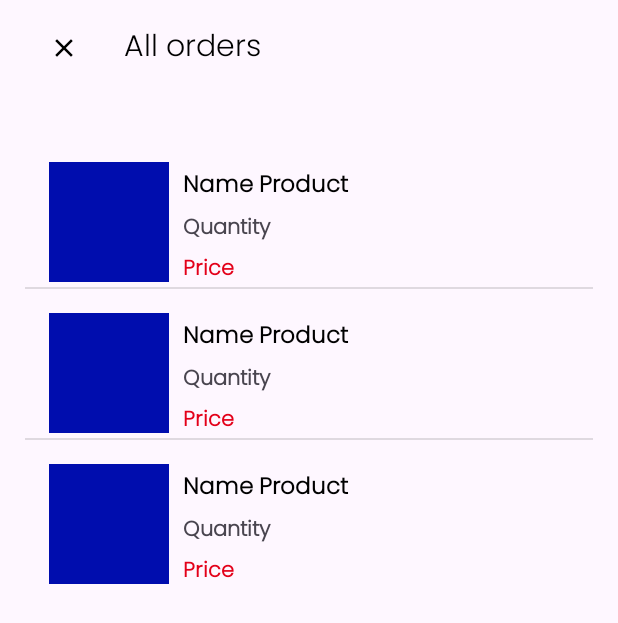
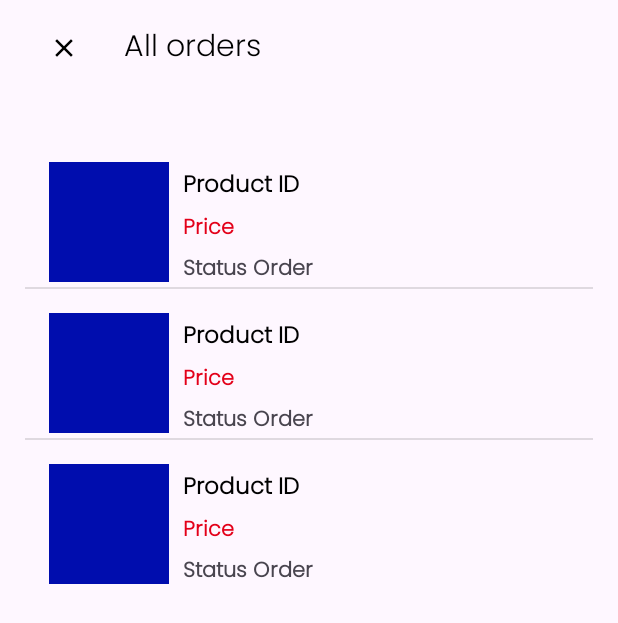
Before and after one commit to tungha262/baitaplon, an Android app: the layout fragment_orders.xml on its own in the app's theme, with its tools: preview values and no code run, on a phone screen of 412 x 824 dp. Shown: the top 623 px of the screen. Run offline under Robolectric (Android 15) with nearby library versions, the phone set to English and light mode, and no system bars; network calls fail.

Commit message:
All orders

```diff
--- a/app/src/main/java/com/example/baitaplon/fragments/shopping/CheckoutFragment.kt
+++ b/app/src/main/java/com/example/baitaplon/fragments/shopping/CheckoutFragment.kt
@@ -56,7 +56,6 @@ class CheckoutFragment : Fragment() {
         val address = binding.edAddress.text.toString()
         val phoneNumber = binding.edPhone.text.toString()
         val email = userManager.getCurrentUser()?.email
-
         // Validate input fields
         if (email != null) {
             if (email.isEmpty() || fullName.isEmpty() || address.isEmpty()|| phoneNumber.isEmpty()) {
@@ -65,7 +64,6 @@ class CheckoutFragment : Fragment() {
                 return
             }
         }
-
         // Create a JSON object with the order data
         val orderData = JSONObject().apply {
             put("orderLabel", orderLabel)
@@ -76,7 +74,6 @@ class CheckoutFragment : Fragment() {
             put("totalAmount", totalPrice?.toInt())
             put("token","")
         }
-
 
         serverService.createOrder(orderData, object : ServerService.ServerCallback {
             override fun onSuccess(response: JSONObject) {
--- a/app/src/main/java/com/example/baitaplon/fragments/shopping/ProfileFragment.kt
+++ b/app/src/main/java/com/example/baitaplon/fragments/shopping/ProfileFragment.kt
@@ -52,5 +52,9 @@ class ProfileFragment : Fragment(R.layout.fragment_profile) {
             bundle.putParcelable("user", user)
             findNavController().navigate(R.id.action_profileFragment_to_profileDetailFragment, bundle)
         }
+        binding.tvAllOrders.setOnClickListener {
+            findNavController().navigate(R.id.action_profileFragment_to_orderFragment)
+        }
+
     }
 }
--- a/app/src/main/res/layout/fragment_cart.xml
+++ b/app/src/main/res/layout/fragment_cart.xml
@@ -70,7 +70,7 @@
         android:layout_width="match_parent"
         android:layout_height="wrap_content"
         android:indeterminate="true"
-        android:visibility="invisible"
+        android:visibility="visible"
         app:layout_constraintTop_toBottomOf="@id/toolbarCart"
         app:layout_constraintStart_toStartOf="parent"
         app:layout_constraintEnd_toEndOf="parent" />
@@ -180,6 +180,7 @@
             app:layout_constraintTop_toTopOf="parent" />
 
         <TextView
+            android:id="@+id/tvEmptyCart"
             android:layout_width="wrap_content"
             android:layout_height="wrap_content"
             android:fontFamily="@font/poppins_light"
--- a/app/src/main/res/layout/order_item.xml
+++ b/app/src/main/res/layout/order_item.xml
@@ -22,37 +22,22 @@
             app:layout_constraintTop_toTopOf="parent" />
 
         <TextView
-            android:id="@+id/tvProductCartName"
+            android:id="@+id/tvProductCartID"
             android:layout_width="0dp"
             android:layout_height="wrap_content"
             android:layout_marginStart="9dp"
             android:layout_marginTop="3dp"
+            android:layout_marginLeft="8dp"
             android:fontFamily="@font/poppins_light"
-            android:text="Name Product"
+            android:text="Product ID"
             android:textColor="@color/black"
             android:textSize="15sp"
             android:textStyle="bold"
-            android:layout_marginLeft="8dp"
             app:layout_constraintStart_toEndOf="@id/imageCartProduct"
             app:layout_constraintTop_toTopOf="@id/imageCartProduct"
             android:lines="1"
             app:layout_constraintWidth_percent="0.7" />
 
-        <TextView
-            android:id="@+id/tvProductCartQuantity"
-            android:layout_width="0dp"
-            android:layout_height="wrap_content"
-            android:layout_marginStart="9dp"
-            android:layout_marginTop="4dp"
-            android:fontFamily="@font/poppins_light"
-            android:text="Quantity"
-            android:textSize="14sp"
-            app:layout_constraintStart_toEndOf="@id/imageCartProduct"
-            app:layout_constraintTop_toBottomOf="@id/tvProductCartName"
-
-            app:layout_constraintHorizontal_bias="0"
-            android:textStyle="bold"
-            app:layout_constraintWidth_percent="0.7" />
         <TextView
             android:id="@+id/tvProductCartPrice"
             android:layout_width="0dp"
@@ -63,10 +48,23 @@
             android:text="Price"
             android:textColor="#E30019"
             android:textSize="14sp"
+            android:textStyle="bold"
             app:layout_constraintStart_toEndOf="@id/imageCartProduct"
-            app:layout_constraintTop_toBottomOf="@id/tvProductCartQuantity"
-            app:layout_constraintHorizontal_bias="0"
+            app:layout_constraintTop_toBottomOf="@id/tvProductCartID"
+            app:layout_constraintWidth_percent="0.7" />
+
+        <TextView
+            android:id="@+id/tvProductCartStatusOrder"
+            android:layout_width="0dp"
+            android:layout_height="wrap_content"
+            android:layout_marginStart="9dp"
+            android:layout_marginTop="4dp"
+            android:fontFamily="@font/poppins_light"
+            android:text="Status Order"
+            android:textSize="14sp"
             android:textStyle="bold"
+            app:layout_constraintStart_toEndOf="@id/imageCartProduct"
+            app:layout_constraintTop_toBottomOf="@id/tvProductCartPrice"
             app:layout_constraintWidth_percent="0.7" />
 
 
```
Also changed, not shown: app/src/main/java/com/example/baitaplon/adapter/OrderAdapter.kt (added, +36 -0 lines), app/src/main/java/com/example/baitaplon/data/OrderItem.kt (added, +7 -0 lines), app/src/main/java/com/example/baitaplon/fragments/shopping/OrderFragment.kt (added, +89 -0 lines), app/src/main/res/navigation/shopping_graph.xml (+8 -0 lines).
